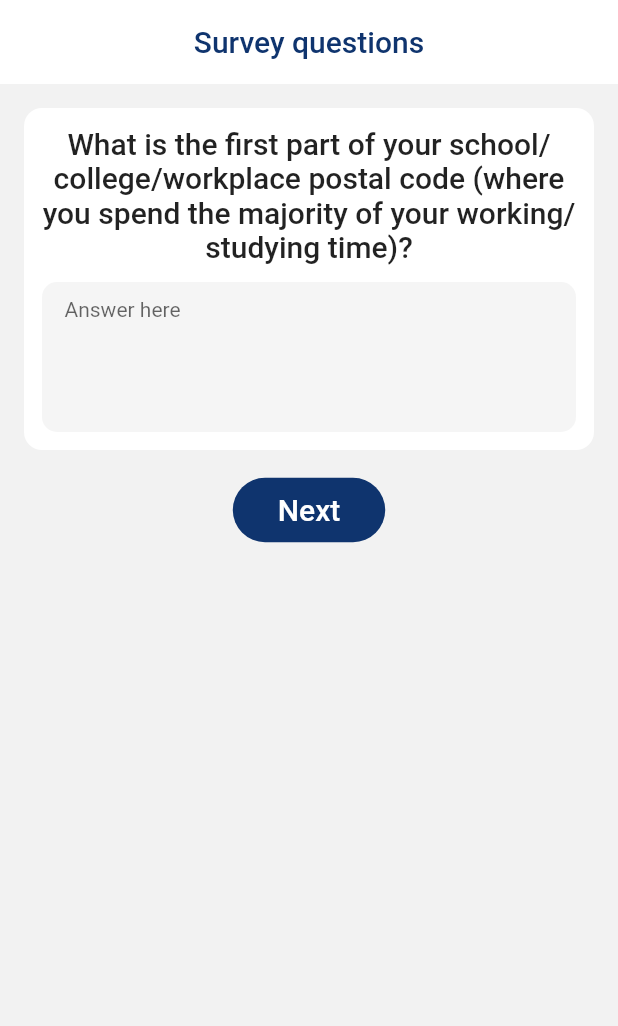
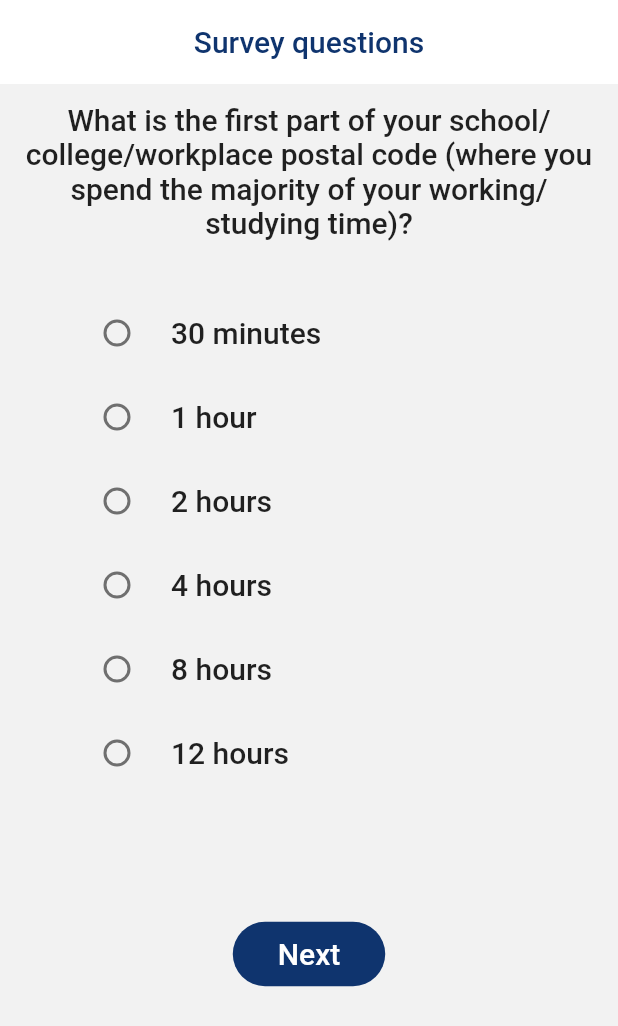
Before and after one commit to karthik-suresh/input_widgets, a Flutter app: the screen it shows after launch, after a tap on "Next", on a phone screen of 412 x 824 dp. Shown: the top 1026 px of the screen. Run offline on Flutter 3.47's test engine with Material 2 defaults, Android fonts, the phone set to English and light mode, and no system bars.

Commit message:
Widget classifier for a dummy structure
* Widgets are classified based on a dummy role and static fields

```diff
--- /dev/null
+++ b/lib/controller/single_role_classifier.dart
@@ -0,0 +1,48 @@
+import 'package:flutter/material.dart';
+import 'package:input_widgets/answer_widget.dart';
+import 'package:input_widgets/ui/common/widgets/forms/themed-checkbox-form-field.dart';
+import 'package:input_widgets/ui/common/widgets/forms/themed-dropdown-form-field.dart';
+import 'package:input_widgets/ui/common/widgets/forms/themed-long-text-form-field.dart';
+import 'package:input_widgets/ui/common/widgets/forms/themed-number-form-field.dart';
+import 'package:input_widgets/ui/common/widgets/forms/themed-radio-form-field.dart';
+import 'package:input_widgets/ui/common/widgets/forms/themed-text-form-field.dart';
+
+class SingleRoleClassifier {
+  dynamic itemComponent;
+  SingleRoleClassifier({
+    this.itemComponent,
+  });
+
+  static Widget classify(String role) {
+    debugPrint("Role=" + role);
+    switch (role) {
+      case 'input':
+        return ThemedTextFormField(
+          hintText: "Answer here",
+        );
+        break;
+      case 'multilineTextInput':
+        return ThemedLongTextFormField(
+          hintText: "Answer here",
+          maxlines: 5,
+        );
+        break;
+      case 'numberInput':
+        return ThemedNumberFormField(
+          hintText: "0-10",
+        );
+      case 'singleChoiceGroup':
+        return ThemedRadioFormField();
+      case 'multipleChoiceGroup':
+        return Container(
+          child: ThemedCheckboxFormField(),
+        );
+        break;
+      case 'dropdownChoiceGroup':
+        return ThemedDropdownFormField();
+        break;
+      default:
+        return AnswerWidget();
+    }
+  }
+}
--- a/lib/main.dart
+++ b/lib/main.dart
@@ -1,5 +1,5 @@
 import 'package:flutter/material.dart';
-import 'package:input_widgets/my_widget.dart';
+import 'package:input_widgets/controller/single_role_classifier.dart';
 import 'package:input_widgets/ui/common/themes/influenzanet-theme.dart';
 import 'package:input_widgets/ui/common/widgets/app-bars/themed-app-bar.dart';
 import 'package:input_widgets/ui/common/widgets/buttons/themed-primary-button.dart';
@@ -9,7 +9,6 @@ void main() {
 }
 
 class MyApp extends StatelessWidget {
-  // This widget is the root of your application.
   @override
   Widget build(BuildContext context) {
     return MaterialApp(
@@ -24,12 +23,36 @@ class MyHomePage extends StatefulWidget {
   MyHomePage({Key key, this.title}) : super(key: key);
 
   final String title;
-  final List<String> questions = [
-    'What is your main activity?',
+  final questionItems = [
+    {
+      'question': 'What is your main activity?',
+      'role': 'title',
+      'answer': 'input'
+    },
+    {
+      'question':
           'What is the first part of your school/college/workplace postal code (where you spend the majority of your working/studying time)?',
+      'role': 'title',
+      'answer': 'singleChoiceGroup'
+    },
+    {
+      'question':
           'Which of the following texts most closely matches with your main occupation?',
+      'role': 'title',
+      'answer': 'multipleChoiceGroup'
+    },
+    {
+      'question':
           'Except people you meet on public contact, do you have contact with any of the following during the course of a typical day?',
-    'INCLUDING YOU, how many people in each of the following age groups live in your household?'
+      'role': 'title',
+      'answer': 'numberInput'
+    },
+    {
+      'question':
+          'INCLUDING YOU, how many people in each of the following age groups live in your household?',
+      'role': 'title',
+      'answer': 'dropdownChoiceGroup'
+    }
   ];
 
   @override
@@ -38,10 +61,10 @@ class MyHomePage extends StatefulWidget {
 
 class _MyHomePageState extends State<MyHomePage> {
   int _index = 0;
-  List<String> questions;
+  dynamic questions;
   @override
   void initState() {
-    questions = widget.questions;
+    questions = widget.questionItems;
     super.initState();
   }
 
@@ -56,20 +79,22 @@ class _MyHomePageState extends State<MyHomePage> {
 
   @override
   Widget build(BuildContext context) {
+    ThemeData themeData = Theme.of(context);
     return Scaffold(
       appBar: ThemedAppBar(Theme.of(context), titleText: widget.title),
       body: Column(
         children: <Widget>[
-          Column(
-            mainAxisAlignment: MainAxisAlignment.center,
-            children: <Widget>[
           Padding(
-                padding: const EdgeInsets.only(
-                  left: ThemeElements.pagePadding,
-                  top: ThemeElements.pagePadding,
-                  right: ThemeElements.pagePadding,
+            padding: const EdgeInsets.all(12.0),
+            child: Text(
+              questions[_index]['question'],
+              style: themeData.textTheme.headline6,
+              textAlign: TextAlign.center,
             ),
-                child: MyWidget(question: questions[_index]),
+          ),
+          Padding(
+            padding: const EdgeInsets.all(12.0),
+            child: SingleRoleClassifier.classify(questions[_index]['answer']),
           ),
           Container(height: ThemeElements.elementPadding),
           ThemedPrimaryButton(
@@ -79,8 +104,6 @@ class _MyHomePageState extends State<MyHomePage> {
             onPressed: _nextQuestion,
           )
         ],
-          )
-        ],
       ),
     );
   }
--- a/lib/my_widget.dart
+++ /dev/null
@@ -1,42 +0,0 @@
-import 'package:flutter/material.dart';
-import 'package:input_widgets/answer_widget.dart';
-import 'package:input_widgets/ui/common/themes/influenzanet-theme.dart';
-import 'package:input_widgets/ui/common/widgets/cards/themed-card.dart';
-
-class MyWidget extends StatelessWidget {
-  final String question;
-  MyWidget({Key key, this.question}) : super(key: key);
-
-  @override
-  Widget build(BuildContext context) {
-    ThemeData themeData = Theme.of(context);
-    return Container(
-      child: Column(
-        children: <Widget>[_inputLongTextFields(themeData, this.question)],
-      ),
-    );
-  }
-
-  Widget _inputLongTextFields(ThemeData themeData, String question) {
-    return ThemedCard(
-      color: Colors.white,
-      child: Padding(
-        padding: EdgeInsets.all(12),
-        child: Column(
-          crossAxisAlignment: CrossAxisAlignment.start,
-          children: <Widget>[
-            Text(
-              question,
-              style: themeData.textTheme.headline6,
-              textAlign: TextAlign.center,
-            ),
-            Container(
-              height: ThemeElements.cardContentPadding,
-            ),
-            AnswerWidget(),
-          ],
-        ),
-      ),
-    );
-  }
-}
--- a/lib/ui/common/widgets/forms/themed-checkbox-form-field.dart
+++ b/lib/ui/common/widgets/forms/themed-checkbox-form-field.dart
@@ -28,17 +28,24 @@ class ThemedCheckboxFormField extends StatefulWidget {
 
 class ThemedCheckboxFormFieldState extends State<ThemedCheckboxFormField> {
   Map<String, bool> values = {
-    'Item1': true,
+    'Item1': false,
     'Item2': false,
   };
 
   @override
   Widget build(BuildContext context) {
-    return Scaffold(
-      body: ListView(
+    ThemeData themeData = Theme.of(context);
+    return Column(
+      children: <Widget>[
+        SizedBox(
+          height: 400.0,
+          child: ListView(
+            padding: EdgeInsets.symmetric(vertical: 10, horizontal: 30),
             children: values.keys.map((String key) {
               return CheckboxListTile(
-            title: Text(key),
+                title: Text(key,
+                    style: themeData.textTheme.headline6,
+                    textAlign: TextAlign.center),
                 value: values[key],
                 onChanged: (bool value) {
                   setState(() {
@@ -48,6 +55,8 @@ class ThemedCheckboxFormFieldState extends State<ThemedCheckboxFormField> {
               );
             }).toList(),
           ),
+        ),
+      ],
     );
   }
 }
--- a/lib/ui/common/widgets/forms/themed-dropdown-form-field.dart
+++ b/lib/ui/common/widgets/forms/themed-dropdown-form-field.dart
@@ -34,6 +34,7 @@ class _ThemedDropdownFormFieldState extends State<ThemedDropdownFormField> {
 
   @override
   Widget build(BuildContext context) {
+    ThemeData themeData = Theme.of(context);
     return DropdownButton<String>(
       value: dropdownValue,
       icon: Icon(Icons.arrow_downward),
@@ -53,7 +54,8 @@ class _ThemedDropdownFormFieldState extends State<ThemedDropdownFormField> {
           .map<DropdownMenuItem<String>>((String value) {
         return DropdownMenuItem<String>(
           value: value,
-          child: Text(value),
+          child: Text(value,
+              style: themeData.textTheme.headline6, textAlign: TextAlign.left),
         );
       }).toList(),
     );
--- a/lib/ui/common/widgets/forms/themed-radio-form-field.dart
+++ b/lib/ui/common/widgets/forms/themed-radio-form-field.dart
@@ -3,6 +3,12 @@ import 'package:flutter/material.dart';
 enum SingingCharacter { lafayette, jefferson }
 
 void main() => runApp(MyApp());
+
+class TimeValue {
+  final int _key;
+  final String _value;
+  TimeValue(this._key, this._value);
+}
 
 /// This Widget is the main application widget.
 class MyApp extends StatelessWidget {
@@ -13,11 +19,12 @@ class MyApp extends StatelessWidget {
     return MaterialApp(
       title: _title,
       home: Scaffold(
-        appBar: AppBar(title: const Text(_title)),
-        body: Center(
-          child: ThemedRadioFormField(),
-        ),
-      ),
+          appBar: AppBar(title: const Text(_title)),
+          body: Column(
+            children: <Widget>[
+              ThemedRadioFormField(),
+            ],
+          )),
     );
   }
 }
@@ -30,37 +37,41 @@ class ThemedRadioFormField extends StatefulWidget {
 }
 
 class _ThemedRadioFormFieldState extends State<ThemedRadioFormField> {
-  SingingCharacter _character = SingingCharacter.lafayette;
+  int _currentTimeValue = 1;
 
+  final _buttonOptions = [
+    TimeValue(30, "30 minutes"),
+    TimeValue(60, "1 hour"),
+    TimeValue(120, "2 hours"),
+    TimeValue(240, "4 hours"),
+    TimeValue(480, "8 hours"),
+    TimeValue(720, "12 hours"),
+  ];
+
+  @override
   Widget build(BuildContext context) {
+    ThemeData themeData = Theme.of(context);
     return Column(
       children: <Widget>[
-        ListTile(
-          title: Text('Lafayette',
-              style: Theme.of(context).textTheme.headline6,
-              textAlign: TextAlign.center),
-          leading: Radio(
-            value: SingingCharacter.lafayette,
-            groupValue: _character,
-            onChanged: (SingingCharacter value) {
-              setState(() {
-                _character = value;
-              });
-            },
-          ),
-        ),
-        ListTile(
-          title: Text('Thomas Jefferson',
-              style: Theme.of(context).textTheme.headline6,
-              textAlign: TextAlign.center),
-          leading: Radio(
-            value: SingingCharacter.jefferson,
-            groupValue: _character,
-            onChanged: (SingingCharacter value) {
-              setState(() {
-                _character = value;
-              });
-            },
+        SizedBox(
+          height: 400.0,
+          child: ListView(
+            padding: EdgeInsets.symmetric(vertical: 10, horizontal: 30),
+            children: _buttonOptions
+                .map((timeValue) => RadioListTile(
+                      groupValue: _currentTimeValue,
+                      title: Text(timeValue._value,
+                          style: themeData.textTheme.headline6,
+                          textAlign: TextAlign.left),
+                      value: timeValue._key,
+                      onChanged: (val) {
+                        setState(() {
+                          debugPrint('VAL = $val');
+                          _currentTimeValue = val;
+                        });
+                      },
+                    ))
+                .toList(),
           ),
         ),
       ],
```
Lines whose indentation alone changed are shown as unchanged.
